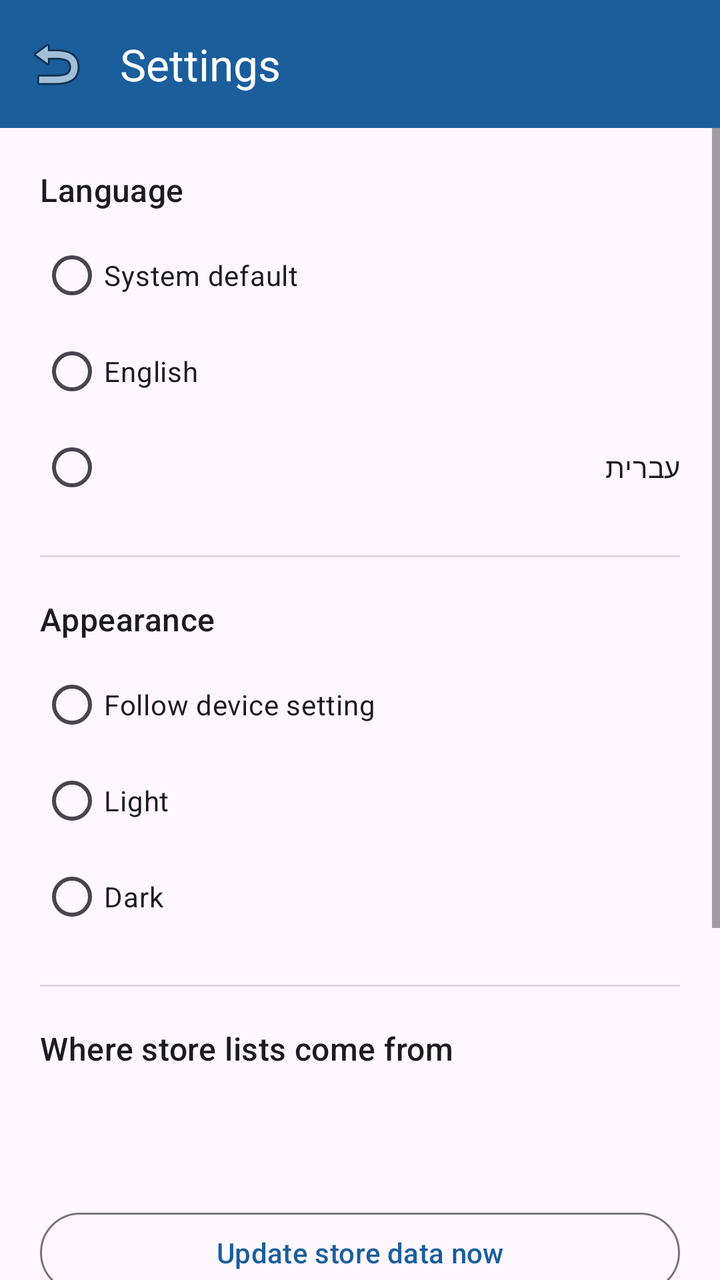
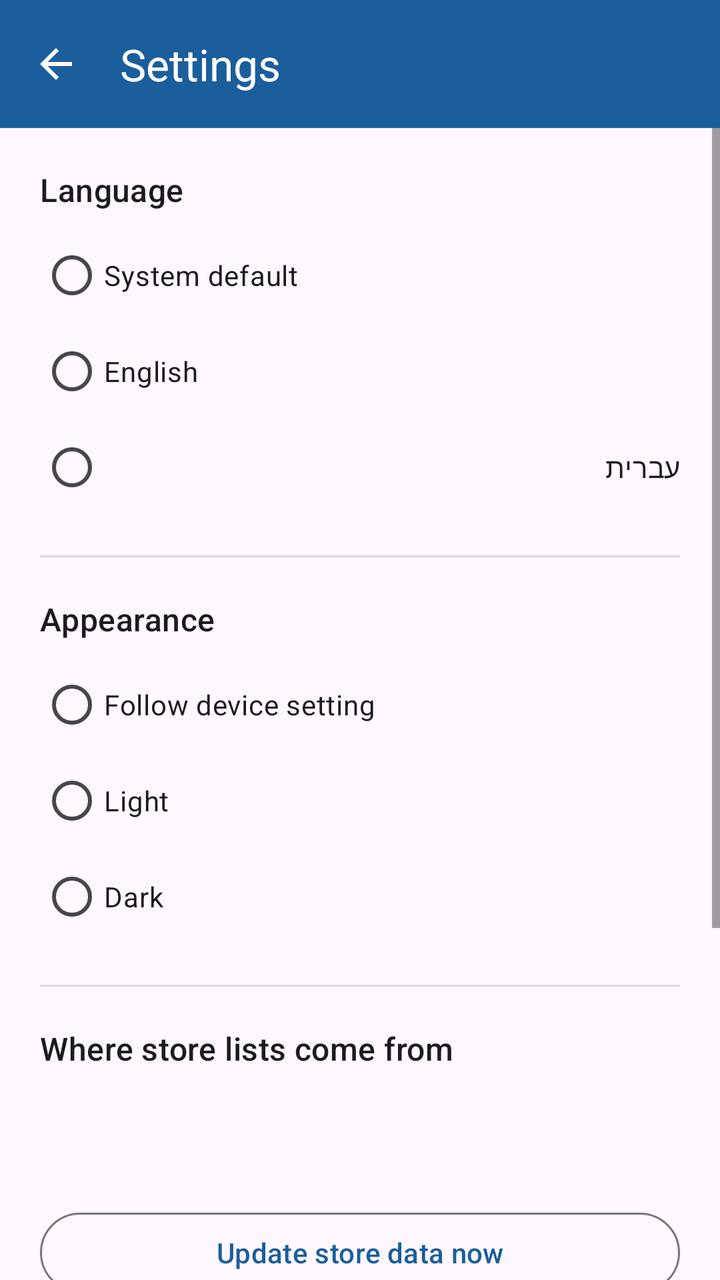

Before-and-after screenshots of an Android layout around one commit, followed by the original layout XML and the change that was made.
<!-- AndroidManifest.xml: application theme Theme.MyCards -->
<!-- res/layout/activity_settings.xml -->
<?xml version="1.0" encoding="utf-8"?>
<LinearLayout xmlns:android="http://schemas.android.com/apk/res/android"
    xmlns:app="http://schemas.android.com/apk/res-auto"
    android:layout_width="match_parent"
    android:layout_height="match_parent"
    android:orientation="vertical">

    <com.google.android.material.appbar.MaterialToolbar
        android:id="@+id/toolbar"
        android:layout_width="match_parent"
        android:layout_height="?attr/actionBarSize"
        android:background="@color/toolbar_background"
        app:navigationIcon="@android:drawable/ic_menu_revert"
        app:title="@string/settings"
        app:titleTextColor="@color/toolbar_on_background" />

    <ScrollView
        android:layout_width="match_parent"
        android:layout_height="match_parent">

        <LinearLayout
            android:layout_width="match_parent"
            android:layout_height="wrap_content"
            android:orientation="vertical"
            android:padding="20dp">

            <TextView
                android:layout_width="match_parent"
                android:layout_height="wrap_content"
                android:text="@string/language"
                android:textAppearance="?attr/textAppearanceTitleMedium" />

            <RadioGroup
                android:id="@+id/languageGroup"
                android:layout_width="match_parent"
                android:layout_height="wrap_content"
                android:layout_marginTop="8dp">

                <RadioButton
                    android:id="@+id/langSystem"
                    android:layout_width="match_parent"
                    android:layout_height="wrap_content"
                    android:text="@string/language_system" />

                <RadioButton
                    android:id="@+id/langEnglish"
                    android:layout_width="match_parent"
                    android:layout_height="wrap_content"
                    android:text="@string/language_english" />

                <RadioButton
                    android:id="@+id/langHebrew"
                    android:layout_width="match_parent"
                    android:layout_height="wrap_content"
                    android:text="@string/language_hebrew" />
            </RadioGroup>

            <View
                android:layout_width="match_parent"
                android:layout_height="1dp"
                android:layout_marginTop="20dp"
                android:background="?android:attr/listDivider" />

            <TextView
                android:layout_width="match_parent"
                android:layout_height="wrap_content"
                android:layout_marginTop="20dp"
                android:text="@string/appearance"
                android:textAppearance="?attr/textAppearanceTitleMedium" />

            <RadioGroup
                android:id="@+id/themeGroup"
                android:layout_width="match_parent"
                android:layout_height="wrap_content"
                android:layout_marginTop="8dp">

                <RadioButton
                    android:id="@+id/themeSystem"
                    android:layout_width="match_parent"
                    android:layout_height="wrap_content"
                    android:text="@string/theme_system" />

                <RadioButton
                    android:id="@+id/themeLight"
                    android:layout_width="match_parent"
                    android:layout_height="wrap_content"
                    android:text="@string/theme_light" />

                <RadioButton
                    android:id="@+id/themeDark"
                    android:layout_width="match_parent"
                    android:layout_height="wrap_content"
                    android:text="@string/theme_dark" />
            </RadioGroup>

            <View
                android:layout_width="match_parent"
                android:layout_height="1dp"
                android:layout_marginTop="20dp"
                android:background="?android:attr/listDivider" />

            <TextView
                android:layout_width="match_parent"
                android:layout_height="wrap_content"
                android:layout_marginTop="20dp"
                android:text="@string/about_data_sources"
                android:textAppearance="?attr/textAppearanceTitleMedium" />

            <TextView
                android:id="@+id/lastSync"
                android:layout_width="match_parent"
                android:layout_height="wrap_content"
                android:layout_marginTop="8dp"
                android:textAppearance="?attr/textAppearanceBodyMedium" />

            <TextView
                android:id="@+id/catalogNote"
                android:layout_width="match_parent"
                android:layout_height="wrap_content"
                android:layout_marginTop="8dp"
                android:textAppearance="@style/TextAppearance.MyCards.Meta" />

            <com.google.android.material.button.MaterialButton
                android:id="@+id/syncNow"
                style="@style/Widget.Material3.Button.OutlinedButton"
                android:layout_width="match_parent"
                android:layout_height="wrap_content"
                android:layout_marginTop="16dp"
                android:text="@string/update_store_data" />

            <View
                android:layout_width="match_parent"
                android:layout_height="1dp"
                android:layout_marginTop="20dp"
                android:background="?android:attr/listDivider" />

            <TextView
                android:layout_width="match_parent"
                android:layout_height="wrap_content"
                android:layout_marginTop="20dp"
                android:text="@string/backup"
                android:textAppearance="?attr/textAppearanceTitleMedium" />

            <TextView
                android:layout_width="match_parent"
                android:layout_height="wrap_content"
                android:layout_marginTop="4dp"
                android:text="@string/backup_explain"
                android:textAppearance="@style/TextAppearance.MyCards.Meta" />

            <com.google.android.material.button.MaterialButton
                android:id="@+id/exportBackup"
                style="@style/Widget.Material3.Button.OutlinedButton"
                android:layout_width="match_parent"
                android:layout_height="wrap_content"
                android:layout_marginTop="12dp"
                android:text="@string/backup_export" />

            <com.google.android.material.button.MaterialButton
                android:id="@+id/importBackup"
                style="@style/Widget.Material3.Button.TextButton"
                android:layout_width="match_parent"
                android:layout_height="wrap_content"
                android:text="@string/backup_import" />
        </LinearLayout>
    </ScrollView>
</LinearLayout>
<!-- resources referenced by this layout -->
<resources>
  <color name="toolbar_background">#1B5E9C</color>
  <color name="toolbar_on_background">#FFFFFF</color>
  <string name="about_data_sources">Where store lists come from</string>
  <string name="appearance">Appearance</string>
  <string name="backup">Backup</string>
  <string name="backup_explain">Your cards live only on this phone. Export an encrypted backup so a lost or replaced phone does not mean losing them.</string>
  <string name="backup_export">Export encrypted backup</string>
  <string name="backup_import">Restore from a backup</string>
  <string name="language">Language</string>
  <string name="language_english">English</string>
  <string name="language_hebrew">עברית</string>
  <string name="language_system">System default</string>
  <string name="settings">Settings</string>
  <string name="theme_dark">Dark</string>
  <string name="theme_light">Light</string>
  <string name="theme_system">Follow device setting</string>
  <string name="update_store_data">Update store data now</string>
  <style name="TextAppearance.MyCards.Meta" parent="TextAppearance.Material3.BodySmall">
          <item name="android:alpha">0.75</item>
      </style>
  <style name="Theme.MyCards" parent="Theme.Material3.DayNight.NoActionBar">
          <item name="colorPrimary">@color/brand_primary</item>
          <item name="colorOnPrimary">@color/brand_on_primary</item>
          <item name="colorPrimaryContainer">@color/brand_primary_container</item>
          <item name="colorOnPrimaryContainer">@color/brand_on_primary_container</item>
          <item name="colorSecondary">@color/brand_secondary</item>
          
          <item name="android:statusBarColor" tools:targetApi="l">@color/toolbar_background</item>
      </style>
  <color name="brand_primary">#1B5E9C</color>
  <color name="brand_on_primary">#FFFFFF</color>
  <color name="brand_primary_container">#D3E4F7</color>
  <color name="brand_on_primary_container">#0B2A45</color>
  <color name="brand_secondary">#2E7D5B</color>
</resources>

<!-- the commit's change to res/layout/activity_settings.xml (unified diff, before → after) -->
@@ -10,7 +10,7 @@
         android:layout_width="match_parent"
         android:layout_height="?attr/actionBarSize"
         android:background="@color/toolbar_background"
-        app:navigationIcon="@android:drawable/ic_menu_revert"
+        app:navigationIcon="@drawable/ic_arrow_back"
         app:title="@string/settings"
         app:titleTextColor="@color/toolbar_on_background" />
 
<!-- resource entries referenced after the edit -->
@@ -2,6 +2,18 @@
 <resources>
   <color name="toolbar_background">#1B5E9C</color>
   <color name="toolbar_on_background">#FFFFFF</color>
+  <!-- drawable ic_arrow_back (drawable) -->
+  <vector xmlns:android="http://schemas.android.com/apk/res/android"
+      android:width="24dp"
+      android:height="24dp"
+      android:viewportWidth="24"
+      android:viewportHeight="24"
+      android:autoMirrored="true"
+      android:tint="@color/toolbar_on_background">
+      <path
+          android:fillColor="@android:color/white"
+          android:pathData="M20,11H7.83l5.59,-5.59L12,4l-8,8 8,8 1.41,-1.41L7.83,13H20v-2z" />
+  </vector>
   <string name="about_data_sources">Where store lists come from</string>
   <string name="appearance">Appearance</string>
   <string name="backup">Backup</string>
